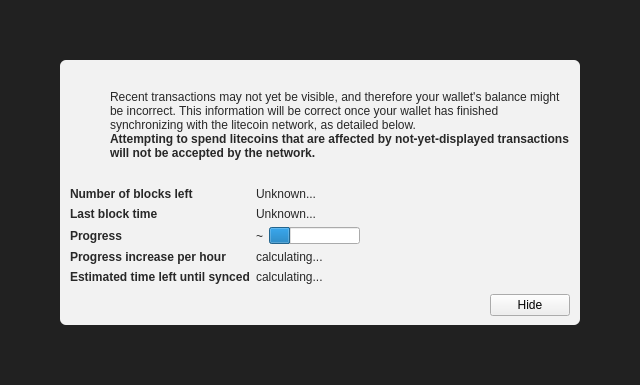
Old version of the form src/qt/forms/modaloverlay.ui in the repository ppegu/gandercoin-core.
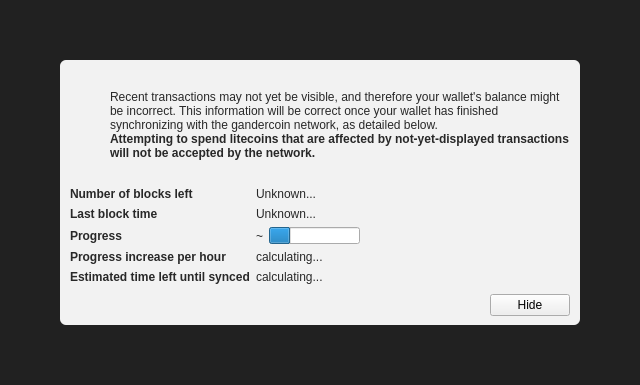
New version of the form. Icons and pictures are not drawn. Custom widgets are drawn as their Qt base class.

What changed in the file:
```diff
--- a/src/qt/forms/modaloverlay.ui
+++ b/src/qt/forms/modaloverlay.ui
@@ -130,7 +130,7 @@
              <item>
               <widget class="QLabel" name="infoText">
                <property name="text">
-                <string>Recent transactions may not yet be visible, and therefore your wallet's balance might be incorrect. This information will be correct once your wallet has finished synchronizing with the litecoin network, as detailed below.</string>
+                <string>Recent transactions may not yet be visible, and therefore your wallet's balance might be incorrect. This information will be correct once your wallet has finished synchronizing with the gandercoin network, as detailed below.</string>
                </property>
                <property name="textFormat">
                 <enum>Qt::RichText</enum>
```
